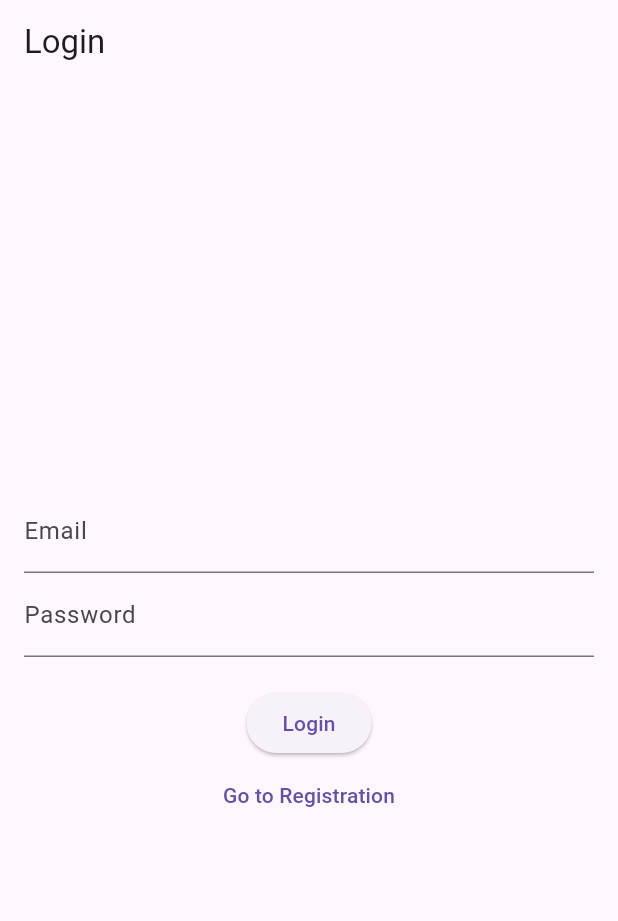
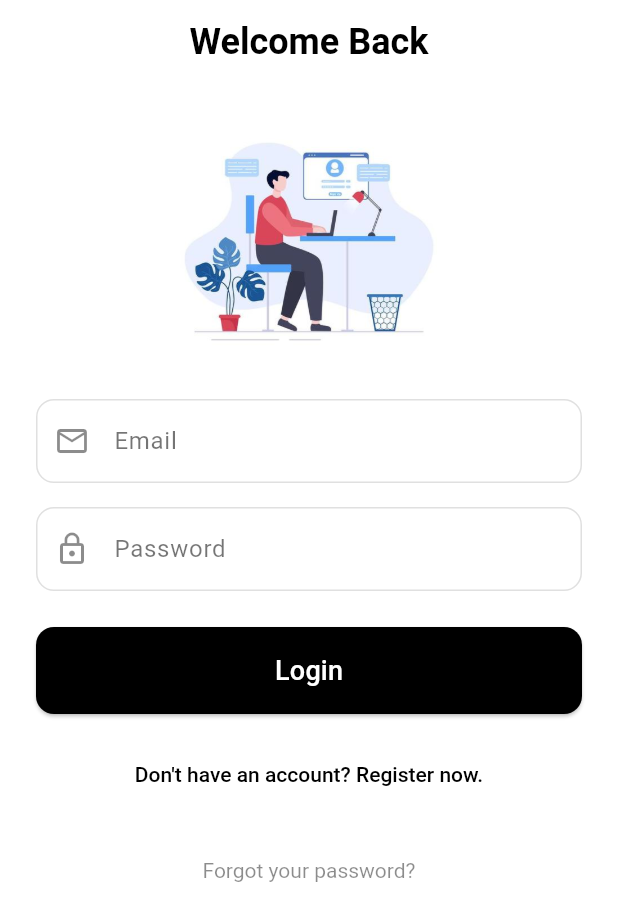
Before and after one commit to AdarshBajracharya/Infinistone, a Flutter app: the screen it shows after launch, on a phone screen of 412 x 824 dp. Shown: the top 921 px of the screen. Run offline on Flutter 3.47's test engine with Material 3 defaults, Android fonts, the phone set to English and light mode, and no system bars.

Commit message:
login page UI

```diff
--- a/lib/view/login_view.dart
+++ b/lib/view/login_view.dart
@@ -9,34 +9,115 @@ class LoginView extends StatelessWidget {
     TextEditingController passwordController = TextEditingController();
 
     return Scaffold(
-      appBar: AppBar(title: const Text("Login")),
+      backgroundColor: Colors.white,
+      appBar: AppBar(
+        backgroundColor: Colors.white,
+        elevation: 0,
+        centerTitle: true,
+        title: const Text(
+          "Welcome Back",
+          style: TextStyle(
+            color: Colors.black,
+            fontSize: 24,
+            fontWeight: FontWeight.w600,
+          ),
+        ),
+        iconTheme: const IconThemeData(color: Colors.black),
+      ),
       body: Padding(
-        padding: const EdgeInsets.all(16.0),
+        padding: const EdgeInsets.symmetric(horizontal: 24.0),
+        child: SingleChildScrollView(
           child: Column(
             mainAxisAlignment: MainAxisAlignment.center,
+            crossAxisAlignment: CrossAxisAlignment.stretch,
             children: [
+              const SizedBox(height: 30),
+              Image.asset(
+                'assets/images/loginn.png',
+                height: 150,
+              ),
+              const SizedBox(height: 30),
               TextField(
                 controller: emailController,
-              decoration: const InputDecoration(labelText: "Email"),
-              keyboardType: TextInputType.emailAddress,
+                decoration: const InputDecoration(
+                  labelText: "Email",
+                  labelStyle: TextStyle(color: Colors.black54),
+                  enabledBorder: OutlineInputBorder(
+                    borderSide: BorderSide(color: Colors.black12),
+                    borderRadius: BorderRadius.all(Radius.circular(12)),
                   ),
+                  focusedBorder: OutlineInputBorder(
+                    borderSide: BorderSide(color: Colors.black),
+                    borderRadius: BorderRadius.all(Radius.circular(12)),
+                  ),
+                  prefixIcon: Icon(Icons.email_outlined, color: Colors.black45),
+                  contentPadding: EdgeInsets.symmetric(
+                    vertical: 16,
+                    horizontal: 16,
+                  ),
+                ),
+              ),
+              const SizedBox(height: 16),
               TextField(
                 controller: passwordController,
-              decoration: const InputDecoration(labelText: "Password"),
+                decoration: const InputDecoration(
+                  labelText: "Password",
+                  labelStyle: TextStyle(color: Colors.black54),
+                  enabledBorder: OutlineInputBorder(
+                    borderSide: BorderSide(color: Colors.black12),
+                    borderRadius: BorderRadius.all(Radius.circular(12)),
+                  ),
+                  focusedBorder: OutlineInputBorder(
+                    borderSide: BorderSide(color: Colors.black),
+                    borderRadius: BorderRadius.all(Radius.circular(12)),
+                  ),
+                  prefixIcon: Icon(Icons.lock_outline, color: Colors.black45),
+                  contentPadding: EdgeInsets.symmetric(
+                    vertical: 16,
+                    horizontal: 16,
+                  ),
+                ),
                 obscureText: true,
               ),
-            const SizedBox(height: 20),
+              const SizedBox(height: 24),
               ElevatedButton(
                 onPressed: () {},
-              child: const Text("Login"),
+                style: ElevatedButton.styleFrom(
+                  backgroundColor: Colors.black,
+                  foregroundColor: Colors.white,
+                  padding: const EdgeInsets.symmetric(vertical: 16),
+                  shape: RoundedRectangleBorder(
+                    borderRadius: BorderRadius.circular(12),
                   ),
+                ),
+                child: const Text("Login", style: TextStyle(fontSize: 18)),
+              ),
+              const SizedBox(height: 16),
               TextButton(
                 onPressed: () {
                   Navigator.pushNamed(context, '/register');
                 },
-              child: const Text("Go to Registration"),
+                style: TextButton.styleFrom(
+                  foregroundColor: Colors.black,
+                  textStyle: const TextStyle(
+                      fontSize: 14, fontWeight: FontWeight.w500),
+                ),
+                child: const Text("Don't have an account? Register now."),
+              ),
+              const SizedBox(height: 16),
+              TextButton(
+                onPressed: () {
+                  // Forgot password functionality
+                },
+                style: TextButton.styleFrom(
+                  foregroundColor: Colors.black45,
+                  textStyle: const TextStyle(
+                      fontSize: 14, fontWeight: FontWeight.w400),
+                ),
+                child: const Text("Forgot your password?"),
               ),
             ],
+          ),
         ),
       ),
     );
--- a/pubspec.yaml
+++ b/pubspec.yaml
@@ -59,9 +59,9 @@ flutter:
   uses-material-design: true
 
   # To add assets to your application, add an assets section, like this:
-  # assets:
-  #   - images/a_dot_burr.jpeg
-  #   - images/a_dot_ham.jpeg
+  assets:
+    - assets/images/
+    - assets/icons/
 
   # An image asset can refer to one or more resolution-specific "variants", see
   # https://flutter.dev/to/resolution-aware-images
```
Also changed, not shown: assets/images/loginn.png (added). Lines whose indentation alone changed are shown as unchanged.
